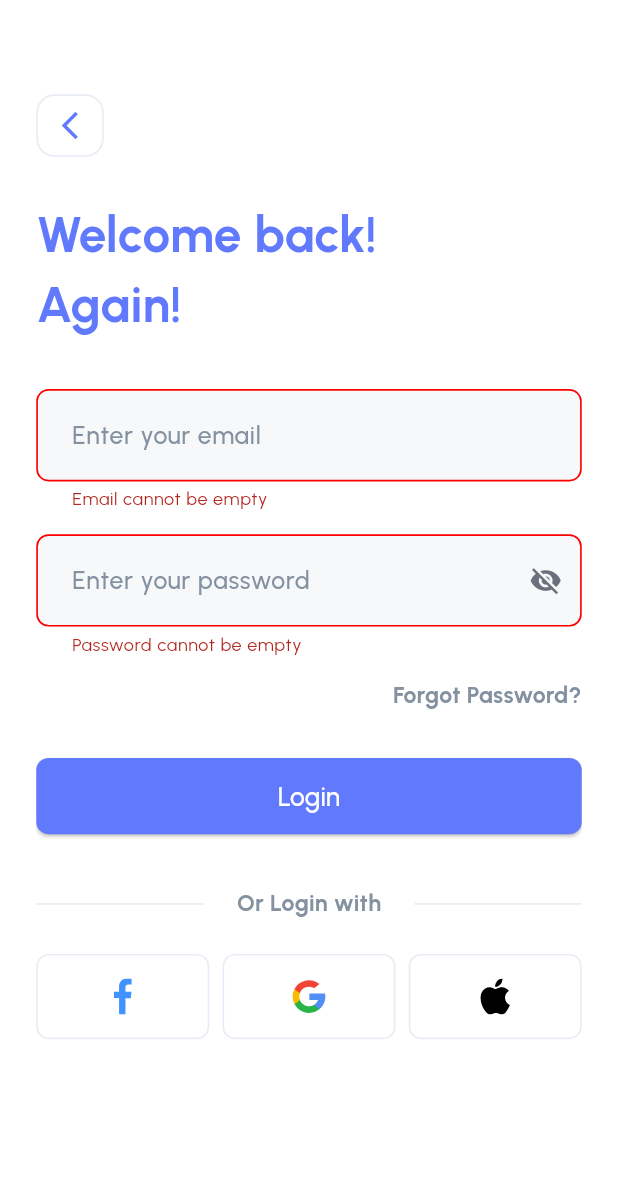
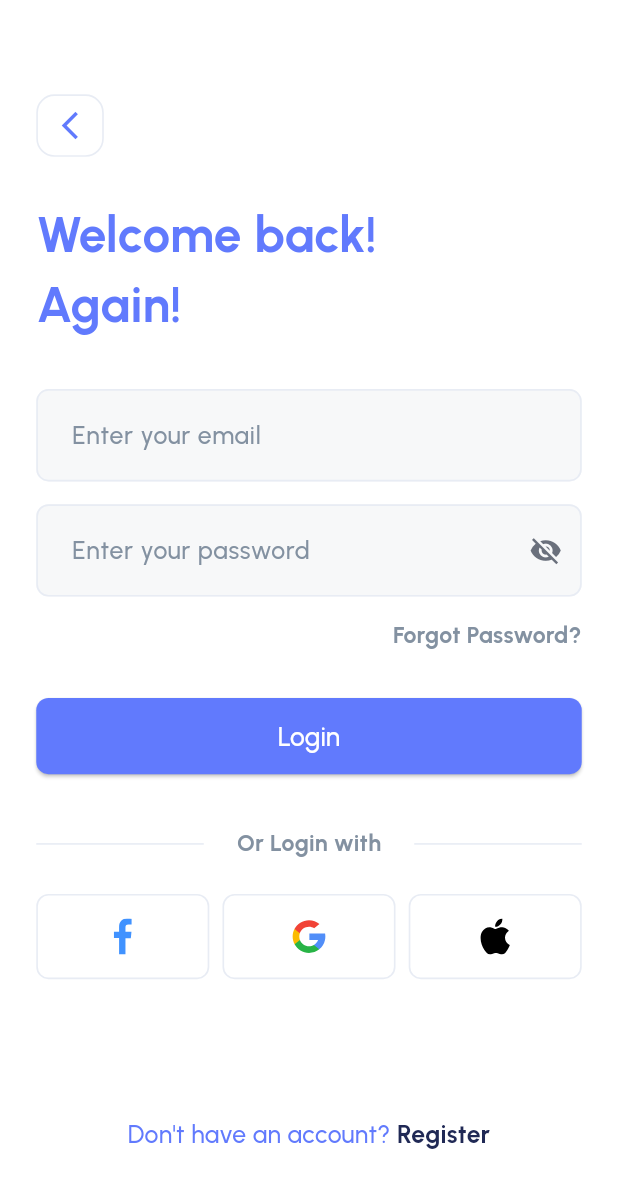
Before and after one commit to khaledNat3y/finance_app, a Flutter app: the OnBoardingScreen screen opened by its route, after a tap on "Login", on a phone screen of 412 x 824 dp. Shown: the top 1188 px of the screen. Run offline on Flutter 3.47's test engine with Material 3 defaults, Android fonts, the phone set to English and light mode, and no system bars; our stand-ins replace flutter_screenutil, flutter_svg, go_router.

Commit message:
-Finished UI (Register screen, Forget password, Create new password & Password changed)

```diff
--- a/lib/core/routing/app_router.dart
+++ b/lib/core/routing/app_router.dart
@@ -1,5 +1,9 @@
 import 'package:finance_app/core/routing/routes.dart';
-import 'package:finance_app/features/auth/ui/login_screen.dart';
+import 'package:finance_app/features/auth/ui/login_screen/create_new_password_screen.dart';
+import 'package:finance_app/features/auth/ui/login_screen/forget_password_screen.dart';
+import 'package:finance_app/features/auth/ui/login_screen/login_screen.dart';
+import 'package:finance_app/features/auth/ui/login_screen/password_changed_screen.dart';
+import 'package:finance_app/features/auth/ui/register_screen/ui/register_screen.dart';
 import 'package:flutter/cupertino.dart';
 import 'package:go_router/go_router.dart';
 
@@ -7,7 +11,7 @@ import '../../features/on_boarding/on_boarding_screen.dart';
 
 class AppRouter {
   static GoRouter goRouter = GoRouter(
-    initialLocation: Routes.onBoardingScreen,
+    initialLocation: Routes.createNewPasswordScreen,
     routes: [
       GoRoute(
         path: Routes.onBoardingScreen,
@@ -20,6 +24,28 @@ class AppRouter {
         builder: (context, state) => const LoginScreen(),
       ),
 
+      GoRoute(
+        path: Routes.registerScreen,
+        name: Routes.registerScreen,
+        builder: (context, state) => const RegisterScreen(),
+      ),
+      GoRoute(
+        path: Routes.forgetPasswordScreen,
+        name: Routes.forgetPasswordScreen,
+        builder: (context, state) => const ForgetPasswordScreen(),
+      ),
+      GoRoute(
+        path: Routes.passwordChangedScreen,
+        name: Routes.passwordChangedScreen,
+        builder: (context, state) => const PasswordChangedScreen(),
+      ),
+      GoRoute(
+        path: Routes.createNewPasswordScreen,
+        name: Routes.createNewPasswordScreen,
+        builder: (context, state) => const CreateNewPasswordScreen(),
+      ),
+
+
     ]
   );
 }
--- a/lib/core/routing/routes.dart
+++ b/lib/core/routing/routes.dart
@@ -3,5 +3,7 @@ class Routes {
   static const String loginScreen = "/loginScreen";
   static const String registerScreen = "/registerScreen";
   static const String forgetPasswordScreen = "/forgetPasswordScreen";
+  static const String passwordChangedScreen = "/passwordChangedScreen";
+  static const String createNewPasswordScreen = "/createNewPasswordScreen";
 
 }
--- a/lib/core/styling/app_styles.dart
+++ b/lib/core/styling/app_styles.dart
@@ -67,4 +67,18 @@ abstract class AppStyles {
     color: AppColors.primaryColor,
   );
 
+  static TextStyle font16GreyMedium = TextStyle(
+    fontSize: 16.sp,
+    fontFamily: AppFonts.mainFontFamily,
+    fontWeight: FontWeightHelper.medium,
+    color: AppColors.grey,
+  );
+
+  static TextStyle font15GreyMedium = TextStyle(
+    fontSize: 15.sp,
+    fontFamily: AppFonts.mainFontFamily,
+    fontWeight: FontWeightHelper.medium,
+    color: AppColors.grey,
+  );
+
 }
--- a/lib/core/widgets/custom_text_field.dart
+++ b/lib/core/widgets/custom_text_field.dart
@@ -21,7 +21,7 @@ class CustomTextField extends StatelessWidget {
       width: width ?? 331.w,
       child: TextFormField(
         controller: controller,
-        autovalidateMode: AutovalidateMode.always,
+        autovalidateMode: AutovalidateMode.onUserInteraction,
         cursorColor: AppColors.primaryColor,
         cursorErrorColor: AppColors.errorColor,
         obscureText: obscureText ?? false,
--- a/lib/features/auth/ui/login_screen.dart
+++ b/lib/features/auth/ui/login_screen/login_screen.dart
@@ -2,13 +2,16 @@ import 'package:finance_app/core/styling/app_styles.dart';
 import 'package:finance_app/core/styling/spacing.dart';
 import 'package:finance_app/core/widgets/custom_text_field.dart';
 import 'package:finance_app/core/widgets/primary_button_widget.dart';
-import 'package:finance_app/features/auth/ui/widgets/login_methods_displayed_in_row.dart';
-import 'package:finance_app/features/auth/ui/widgets/or_login_with_widget.dart';
+import 'package:finance_app/features/auth/widgets/login_register_methods_displayed_in_row.dart';
+import 'package:finance_app/features/auth/widgets/or_login_register_with.dart';
 import 'package:flutter/material.dart';
 import 'package:flutter_screenutil/flutter_screenutil.dart';
-import '../../../core/styling/app_colors.dart';
-import '../../../core/widgets/custom_back_button.dart';
-import '../../../generated/assets.dart';
+import 'package:go_router/go_router.dart';
+import '../../../../core/routing/routes.dart';
+import '../../../../core/styling/app_colors.dart';
+import '../../../../core/widgets/custom_back_button.dart';
+import '../../../../generated/assets.dart';
+import '../../widgets/dont_or_have_account.dart';
 
 class LoginScreen extends StatefulWidget {
   const LoginScreen({super.key});
@@ -31,13 +34,13 @@ class _LoginScreenState extends State<LoginScreen> {
     formKey = GlobalKey<FormState>();
   }
 
-  @override
-  void dispose() {
-    emailController.dispose();
-    passwordController.dispose();
-    formKey.currentState!.dispose();
-    super.dispose();
-  }
+  // @override
+  // void dispose() {
+  //   emailController.dispose();
+  //   passwordController.dispose();
+  //   formKey.currentState!.dispose();
+  //   super.dispose();
+  // }
 
   @override
   Widget build(BuildContext context) {
@@ -99,9 +102,14 @@ class _LoginScreenState extends State<LoginScreen> {
                 verticalSpace(15),
                 Align(
                   alignment: Alignment.centerRight,
-                  child: Text(
-                    "Forgot Password?",
-                    style: AppStyles.font14GreySemiBold,
+                  child: GestureDetector(
+                    onTap: (){
+                      GoRouter.of(context).pushReplacementNamed(Routes.forgetPasswordScreen);
+                    },
+                    child: Text(
+                      "Forgot Password?",
+                      style: AppStyles.font14GreySemiBold,
+                    ),
                   ),
                 ),
                 verticalSpace(30),
@@ -112,30 +120,14 @@ class _LoginScreenState extends State<LoginScreen> {
                   }
                 }),
                 verticalSpace(35),
-
                 /// or login with
-                OrLoginWithWidget(),
+                OrLoginRegisterWith(title: "Or Login with",),
                 verticalSpace(22),
-                LoginMethodsDisplayedInRow(),
+                LoginRegisterMethodsDisplayedInRow(),
                 verticalSpace(90),
-                Align(
-                  alignment: Alignment.center,
-                  child: Text.rich(
-                    TextSpan(
-                      text: "Don't have an account? ",
-                      style: AppStyles.font15PrimaryColorMedium,
-                      children: [
-                        TextSpan(
-                          text: "Register",
-                          style: AppStyles.font15AccentColorBold.copyWith(
-                            decoration: TextDecoration.underline,
-                            decorationColor: AppColors.accentColor,
-                          ),
-                        ),
-                      ],
-                    ),
-                  ),
-                ),
+                DontOrHaveAccount(title: "Don't have an account? ", subTitle: "Register", onPressed: (){
+                  GoRouter.of(context).pushNamed(Routes.registerScreen);
+                },),
               ],
             ),
           ),
--- a/lib/features/auth/ui/widgets/login_method_widget.dart
+++ b/lib/features/auth/ui/login_screen/widgets/login_method_widget.dart
@@ -2,7 +2,8 @@ import 'package:flutter/material.dart';
 import 'package:flutter_screenutil/flutter_screenutil.dart';
 import 'package:flutter_svg/svg.dart';
 
-import '../../../../core/styling/app_colors.dart';
+import '../../../../../core/styling/app_colors.dart';
+
 
 class LoginMethodWidget extends StatelessWidget {
   final String iconImagePath;
--- /dev/null
+++ b/lib/features/auth/widgets/dont_or_have_account.dart
@@ -0,0 +1,34 @@
+import 'package:flutter/gestures.dart';
+import 'package:flutter/material.dart';
+
+import '../../../core/styling/app_colors.dart';
+import '../../../core/styling/app_styles.dart';
+
+class DontOrHaveAccount extends StatelessWidget {
+  final String title;
+  final String subTitle;
+  final void Function()? onPressed;
+  const DontOrHaveAccount({super.key, required this.title, required this.subTitle, this.onPressed});
+
+  @override
+  Widget build(BuildContext context) {
+    return Align(
+      alignment: Alignment.center,
+      child: Text.rich(
+        TextSpan(
+          text: title,
+          style: AppStyles.font15PrimaryColorMedium,
+          children: [
+            TextSpan(
+              text: subTitle,
+              recognizer: TapGestureRecognizer()..onTap = onPressed,
+              style: AppStyles.font15AccentColorBold.copyWith(
+                decorationColor: AppColors.accentColor,
+              ),
+            ),
+          ],
+        ),
+      ),
+    );
+  }
+}
--- a/lib/features/auth/ui/widgets/login_methods_displayed_in_row.dart
+++ b/lib/features/auth/widgets/login_register_methods_displayed_in_row.dart
@@ -1,11 +1,11 @@
 import 'package:flutter/material.dart';
 
-import '../../../../core/styling/spacing.dart';
-import '../../../../generated/assets.dart';
-import 'login_method_widget.dart';
+import '../../../core/styling/spacing.dart';
+import '../../../generated/assets.dart';
+import '../ui/login_screen/widgets/login_method_widget.dart';
 
-class LoginMethodsDisplayedInRow extends StatelessWidget {
-  const LoginMethodsDisplayedInRow({super.key});
+class LoginRegisterMethodsDisplayedInRow extends StatelessWidget {
+  const LoginRegisterMethodsDisplayedInRow({super.key});
 
   @override
   Widget build(BuildContext context) {
--- a/lib/features/auth/ui/widgets/or_login_with_widget.dart
+++ b/lib/features/auth/widgets/or_login_register_with.dart
@@ -1,11 +1,11 @@
 import 'package:flutter/material.dart';
 import 'package:flutter_screenutil/flutter_screenutil.dart';
 
-import '../../../../core/styling/app_colors.dart';
-import '../../../../core/styling/app_styles.dart';
-
-class OrLoginWithWidget extends StatelessWidget {
-  const OrLoginWithWidget({super.key});
+import '../../../core/styling/app_colors.dart';
+import '../../../core/styling/app_styles.dart';
+class OrLoginRegisterWith extends StatelessWidget {
+  final String title;
+  const OrLoginRegisterWith({super.key, required this.title});
 
   @override
   Widget build(BuildContext context) {
@@ -14,7 +14,7 @@ class OrLoginWithWidget extends StatelessWidget {
         Expanded(child: Divider(color: AppColors.lightGrey, thickness: 1.w,)),
         Padding(
           padding: EdgeInsets.symmetric(horizontal: 20.w),
-          child: Text("Or Login with", style: AppStyles.font14GreySemiBold,),
+          child: Text(title, style: AppStyles.font14GreySemiBold,),
         ),
         Expanded(child: Divider(color: AppColors.lightGrey, thickness: 1.w,)),
       ],
--- a/lib/features/on_boarding/on_boarding_screen.dart
+++ b/lib/features/on_boarding/on_boarding_screen.dart
@@ -35,7 +35,9 @@ class OnBoardingScreen extends StatelessWidget {
             height: 56.h,
           ),
           verticalSpace(15),
-          PrimaryOutlinedButtonWidget(buttonText: "Register", onPress: () {}),
+          PrimaryOutlinedButtonWidget(buttonText: "Register", onPress: () {
+            GoRouter.of(context).pushNamed(Routes.registerScreen);
+          }),
           verticalSpace(46),
           Text(
             "Continue as a guest",
--- a/pubspec.yaml
+++ b/pubspec.yaml
@@ -37,6 +37,7 @@ dependencies:
   flutter_screenutil: ^5.9.3
   go_router: ^14.8.1
   flutter_svg: ^2.0.17
+  intl: ^0.20.2
 
 dev_dependencies:
   flutter_test:
```
Also changed, not shown: lib/features/auth/ui/login_screen/create_new_password_screen.dart (added, +38 -0 lines), lib/features/auth/ui/login_screen/forget_password_screen.dart (added, +46 -0 lines), lib/features/auth/ui/login_screen/password_changed_screen.dart (added, +42 -0 lines), lib/features/auth/ui/register_screen/ui/register_screen.dart (added, +65 -0 lines), assets/svgs/success_mark.svg (added), lib/generated/assets.dart, pubspec.lock.
